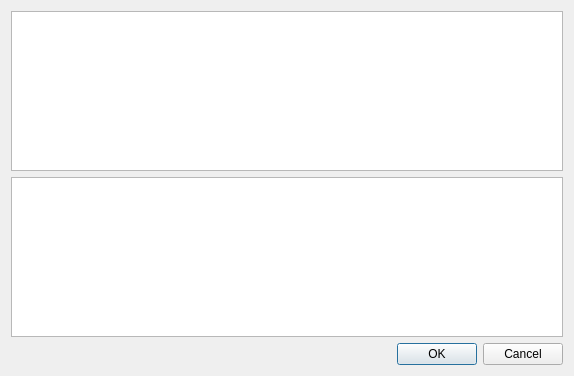
Qt form modorganizer/src/problemsdialog.ui (Holt59/mo2-merge) before a commit.
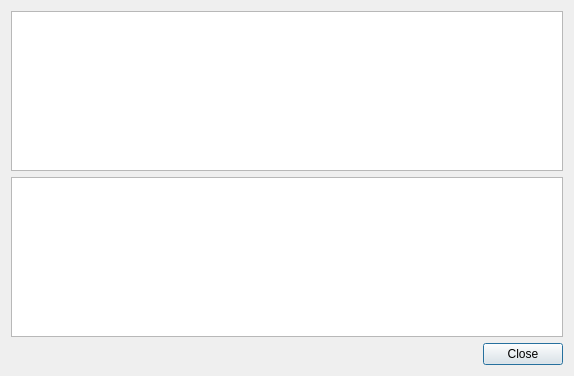
The same form after that commit.

Commit message: [modorganizer] - added a new diagnosis to detect potential problems in regards to esp vs. asset ordering (not fully functional yet) - new plugin interfaces to the mod list - plugins can now query the origin (mod) of a esp/esm - bugfix: potential access to profile before one was activated - bugfix: regression in previous (not-yet-released) commit prevented changes to bsa list from being saved

```diff
--- a/modorganizer/src/problemsdialog.ui
+++ b/modorganizer/src/problemsdialog.ui
@@ -55,14 +55,28 @@
     </widget>
    </item>
    <item>
-    <widget class="QDialogButtonBox" name="buttonBox">
-     <property name="orientation">
-      <enum>Qt::Horizontal</enum>
-     </property>
-     <property name="standardButtons">
-      <set>QDialogButtonBox::Cancel|QDialogButtonBox::Ok</set>
-     </property>
-    </widget>
+    <layout class="QHBoxLayout" name="horizontalLayout">
+     <item>
+      <spacer name="horizontalSpacer">
+       <property name="orientation">
+        <enum>Qt::Horizontal</enum>
+       </property>
+       <property name="sizeHint" stdset="0">
+        <size>
+         <width>40</width>
+         <height>20</height>
+        </size>
+       </property>
+      </spacer>
+     </item>
+     <item>
+      <widget class="QPushButton" name="closeButton">
+       <property name="text">
+        <string>Close</string>
+       </property>
+      </widget>
+     </item>
+    </layout>
    </item>
   </layout>
  </widget>
```
Left out of the diff: 28 changed lines with no effect on the pictures. The commit also changes 6 other files.
